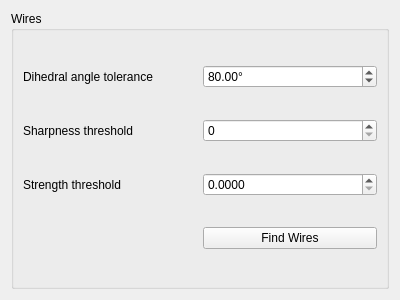
First picture: the form in Wires/WiresWidget.ui, repository HonghuaLi/stacker, before the edit.
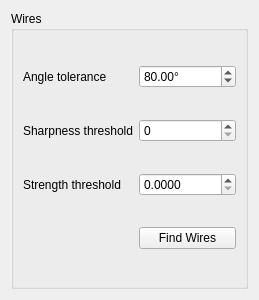
Second picture: the form after the edit.

```diff
--- a/Wires/WiresWidget.ui
+++ b/Wires/WiresWidget.ui
@@ -6,7 +6,7 @@
    <rect>
     <x>0</x>
     <y>0</y>
-    <width>400</width>
+    <width>233</width>
     <height>300</height>
    </rect>
   </property>
@@ -39,7 +39,7 @@
       <item row="0" column="0">
        <widget class="QLabel" name="label">
         <property name="text">
-         <string>Dihedral angle tolerance</string>
+         <string>Angle tolerance</string>
         </property>
        </widget>
       </item>
```
